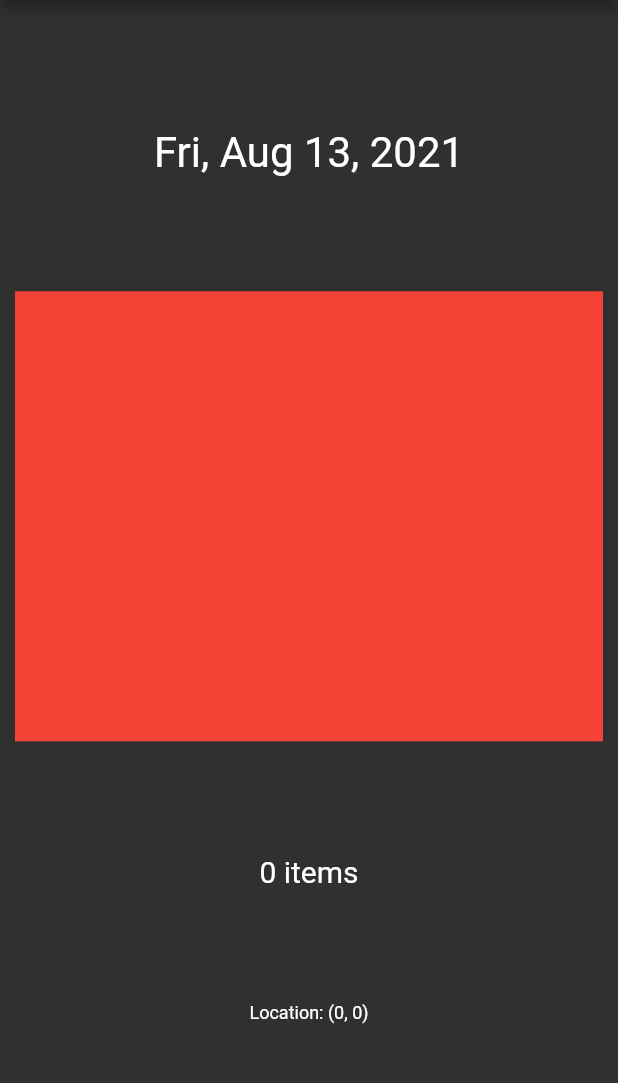
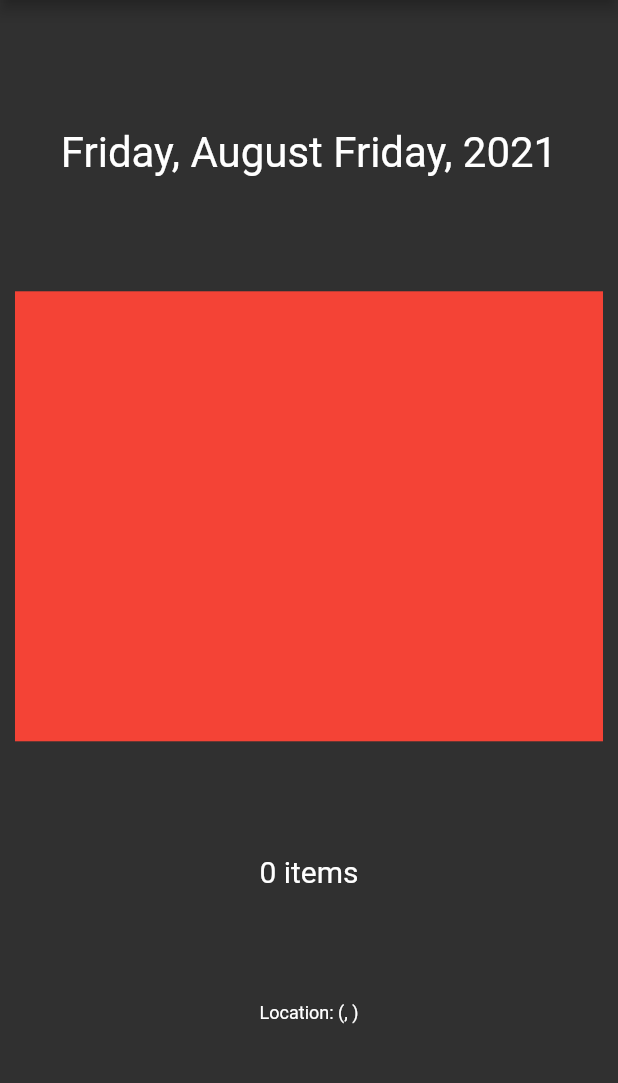
Before and after one commit to rhinotechie/wasteagram, a Flutter app: the DetailsScreen screen opened directly with empty values, on a phone screen of 412 x 824 dp, the part 84-1167 px from its top. Run offline on Flutter 3.47's test engine with Material 2 defaults, Android fonts, the phone set to English and light mode, and no system bars; our stand-ins replace cloud_firestore, firebase_core, firebase_storage, image_picker; accounts and stored records are empty; network calls fail.

Commit message:
post model

```diff
--- /dev/null
+++ b/wasteagram/lib/models/post.dart
@@ -0,0 +1,68 @@
+const weekDays = [
+  'placeholder',
+  'Monday',
+  'Tuesday',
+  'Wednesday',
+  'Thursday',
+  'Friday',
+  'Saturday',
+  'Sunday'
+];
+
+const months = [
+  'placeholder',
+  'January',
+  'February',
+  'March',
+  'April',
+  'May',
+  'June',
+  'July',
+  'August',
+  'September',
+  'October',
+  'December'
+];
+
+class Post {
+  DateTime? date;
+  int? quantity;
+  String? photoURL;
+  String? latitude;
+  String? longitude;
+
+  Post(
+      {this.date, this.quantity, this.photoURL, this.latitude, this.longitude});
+
+  String? get getDay {
+    return this.date!.day.toString();
+  }
+
+  String? get getWeekday {
+    return weekDays[this.date!.weekday];
+  }
+
+  String? get getMonth {
+    return months[this.date!.month];
+  }
+
+  String? get getYear {
+    return this.date!.year.toString();
+  }
+
+  String? get getQuantity {
+    return this.quantity.toString();
+  }
+
+  String? get getPhoto {
+    return this.photoURL;
+  }
+
+  String? get getLatitude {
+    return this.latitude;
+  }
+
+  String? get getLongitude {
+    return this.longitude;
+  }
+}
--- a/wasteagram/lib/screens/details_screen.dart
+++ b/wasteagram/lib/screens/details_screen.dart
@@ -1,5 +1,6 @@
 import 'package:flutter/material.dart';
 import 'package:firebase_storage/firebase_storage.dart' as firebase_storage;
+import 'package:wasteagram/models/post.dart';
 
 const shortWeekDays = [
   'placeholder',
@@ -28,7 +29,7 @@ const shortMonths = [
 ];
 
 class DetailsScreen extends StatefulWidget {
-  final post;
+  final Post post;
   const DetailsScreen({Key? key, required this.post}) : super(key: key);
 
   @override
@@ -51,15 +52,15 @@ class _DetailsScreenState extends State<DetailsScreen> {
           mainAxisAlignment: MainAxisAlignment.spaceEvenly,
           children: [
             Text(
-              '${shortWeekDays[widget.post['date'].toDate().weekday]}, ' +
-                  '${shortMonths[widget.post['date'].toDate().month]} ' +
-                  '${widget.post['date'].toDate().day}, ' +
-                  '${widget.post['date'].toDate().year}',
+              '${widget.post.getWeekday}, ' +
+                  '${widget.post.getMonth} ' +
+                  '${widget.post.getWeekday}, ' +
+                  '${widget.post.getYear}',
               style: TextStyle(fontSize: 28),
             ),
             SizedBox(
               child: FutureBuilder<String>(
-                future: downloadPhoto(widget.post['photo']),
+                future: downloadPhoto(widget.post.getPhoto!),
                 builder: (context, AsyncSnapshot<String> urlString) {
                   if (urlString.hasData) {
                     return Image.network(urlString.data.toString(),
@@ -74,10 +75,10 @@ class _DetailsScreenState extends State<DetailsScreen> {
               width: double.infinity,
               height: 300,
             ),
-            Text('${widget.post['quantity']} items',
+            Text('${widget.post.getQuantity} items',
                 style: TextStyle(fontSize: 20)),
             Text(
-                'Location: (${widget.post['latitude']}, ${widget.post['longitude']})',
+                'Location: (${widget.post.getLatitude}, ${widget.post.getLongitude})',
                 style: TextStyle(fontSize: 12))
           ],
         ),
--- a/wasteagram/lib/widgets/post_list.dart
+++ b/wasteagram/lib/widgets/post_list.dart
@@ -1,6 +1,7 @@
 import 'package:flutter/material.dart';
 import 'package:cloud_firestore/cloud_firestore.dart';
 import 'package:wasteagram/screens/details_screen.dart';
+import 'package:wasteagram/models/post.dart';
 
 const weekDays = [
   'placeholder',
@@ -45,13 +46,19 @@ class _PostListState extends State<PostList> {
             return ListView.builder(
                 itemCount: snapshot.data!.docs.length,
                 itemBuilder: (context, index) {
-                  var post = snapshot.data!.docs[index];
+                  var snapshotPost = snapshot.data!.docs[index];
+                  Post post = Post(
+                      date: snapshotPost['date'].toDate(),
+                      quantity: snapshotPost['quantity'],
+                      photoURL: snapshotPost['photo'],
+                      latitude: snapshotPost['latitude'],
+                      longitude: snapshotPost['longitude']);
                   return ListTile(
-                    title: Text('${weekDays[post['date'].toDate().weekday]}, ' +
-                        '${months[post['date'].toDate().month]} ' +
-                        '${post['date'].toDate().day}, ' +
-                        '${post['date'].toDate().year}'),
-                    trailing: Text(post['quantity'].toString(),
+                    title: Text('${post.getWeekday!}, ' +
+                        '${post.getMonth} ' +
+                        '${post.getDay}, ' +
+                        '${post.getYear}'),
+                    trailing: Text('${post.getQuantity}',
                         style: const TextStyle(
                             fontWeight: FontWeight.bold, fontSize: 20)),
                     onTap: () {
```
